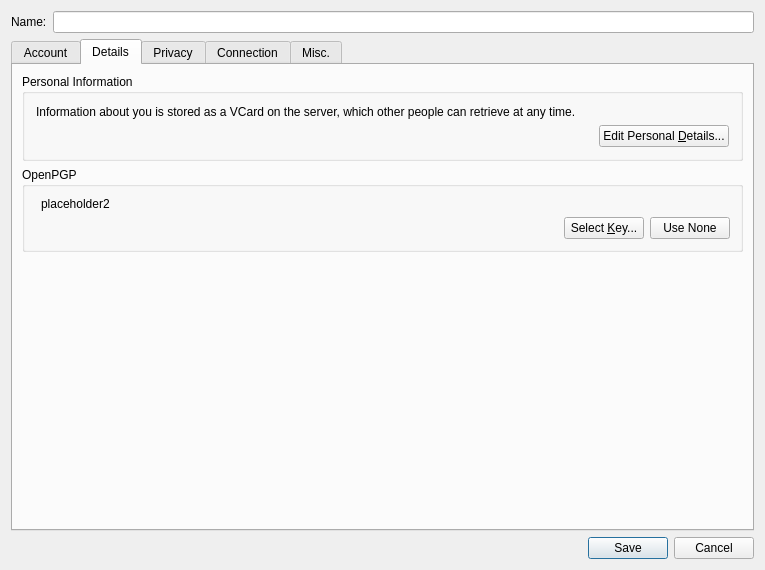
This is src/accountmodify.ui in psi-im/psi as Qt 5 draws it before an edit. The edited form follows.
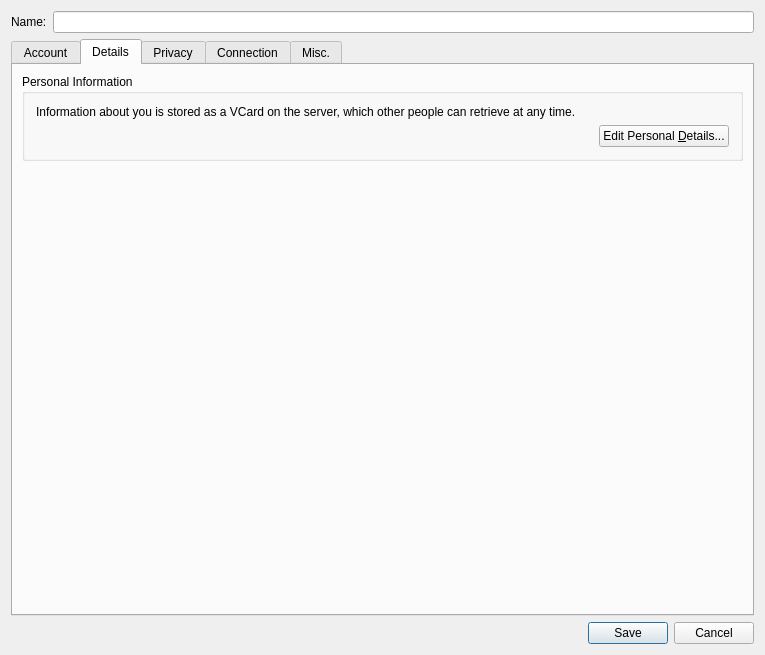
This is the edited form. The open tabs and pages were chosen to show the change. Custom widgets are drawn as their Qt base class.

Commit message: Remove OpenPGP related options from Account Properties Dialog

```diff
--- a/src/accountmodify.ui
+++ b/src/accountmodify.ui
@@ -7,7 +7,7 @@
     <x>0</x>
     <y>0</y>
     <width>765</width>
-    <height>570</height>
+    <height>655</height>
    </rect>
   </property>
   <property name="windowTitle">
@@ -332,114 +332,6 @@
          </layout>
         </widget>
        </item>
-       <item>
-        <widget class="QGroupBox" name="gb_pgp">
-         <property name="title">
-          <string>OpenPGP</string>
-         </property>
-         <layout class="QVBoxLayout">
-          <property name="spacing">
-           <number>6</number>
-          </property>
-          <property name="leftMargin">
-           <number>10</number>
-          </property>
-          <property name="topMargin">
-           <number>10</number>
-          </property>
-          <property name="rightMargin">
-           <number>10</number>
-          </property>
-          <property name="bottomMargin">
-           <number>10</number>
-          </property>
-          <item>
-           <layout class="QHBoxLayout">
-            <property name="spacing">
-             <number>6</number>
-            </property>
-            <property name="leftMargin">
-             <number>0</number>
-            </property>
-            <property name="topMargin">
-             <number>0</number>
-            </property>
-            <property name="rightMargin">
-             <number>0</number>
-            </property>
-            <property name="bottomMargin">
-             <number>0</number>
-            </property>
-            <item>
-             <widget class="IconLabel" name="lb_keyicon" native="true"/>
-            </item>
-            <item>
-             <widget class="QLabel" name="lb_keyname">
-              <property name="sizePolicy">
-               <sizepolicy hsizetype="Expanding" vsizetype="Preferred">
-                <horstretch>0</horstretch>
-                <verstretch>0</verstretch>
-               </sizepolicy>
-              </property>
-              <property name="text">
-               <string>placeholder2</string>
-              </property>
-             </widget>
-            </item>
-           </layout>
-          </item>
-          <item>
-           <layout class="QHBoxLayout">
-            <property name="spacing">
-             <number>6</number>
-            </property>
-            <property name="leftMargin">
-             <number>0</number>
-            </property>
-            <property name="topMargin">
-             <number>0</number>
-            </property>
-            <property name="rightMargin">
-             <number>0</number>
-            </property>
-            <property name="bottomMargin">
-             <number>0</number>
-            </property>
-            <item>
-             <spacer>
-              <property name="orientation">
-               <enum>Qt::Horizontal</enum>
-              </property>
-              <property name="sizeType">
-               <enum>QSizePolicy::Expanding</enum>
-              </property>
-              <property name="sizeHint" stdset="0">
-               <size>
-                <width>0</width>
-                <height>20</height>
-               </size>
-              </property>
-             </spacer>
-            </item>
-            <item>
-             <widget class="QPushButton" name="pb_key">
-              <property name="text">
-               <string>Select &amp;Key...</string>
-              </property>
-             </widget>
-            </item>
-            <item>
-             <widget class="QPushButton" name="pb_keyclear">
-              <property name="text">
-               <string>Use None</string>
-              </property>
-             </widget>
-            </item>
-           </layout>
-          </item>
-         </layout>
-        </widget>
-       </item>
        <item>
         <spacer>
          <property name="orientation">
@@ -1323,14 +1215,6 @@
   </layout>
  </widget>
  <layoutdefault spacing="6" margin="11"/>
- <customwidgets>
-  <customwidget>
-   <class>IconLabel</class>
-   <extends>QWidget</extends>
-   <header>iconlabel.h</header>
-   <container>1</container>
-  </customwidget>
- </customwidgets>
  <tabstops>
   <tabstop>le_name</tabstop>
   <tabstop>tab_main</tabstop>
```
Left out of the diff: 2 changed lines with no effect on the pictures. The commit also changes 2 other files.
